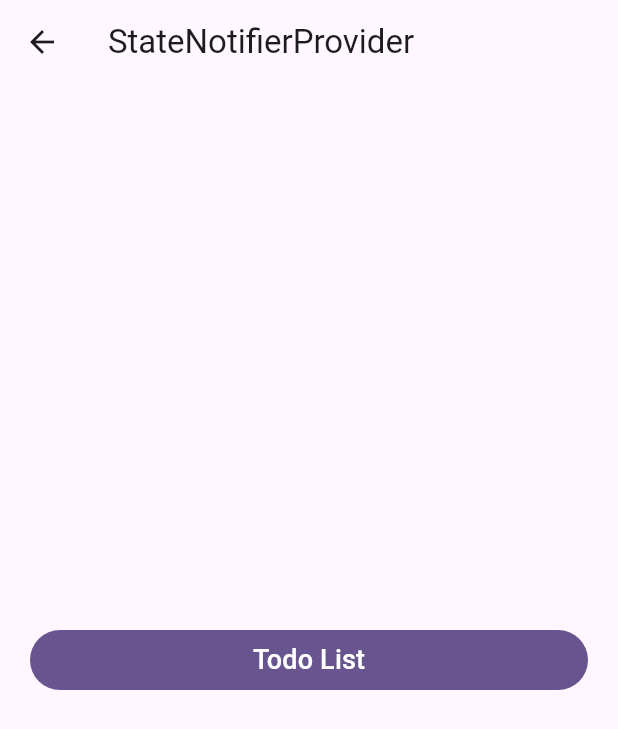
After one commit to K-Mose/Flutter_Riverpod_Essential, a Flutter app: the screen it shows after launch, after a tap on "All Providers", after a tap on "Lecture #5 StateNotifierProviderScreen", on a phone screen of 412 x 824 dp. The commit adds this screen. Shown: the top 729 px of the screen. Run offline on Flutter 3.47's test engine with Material 3 defaults, Android fonts, the phone set to English and light mode, and no system bars; our stand-ins replace dio, equatable, flutter_riverpod, freezed_annotation, riverpod, riverpod_annotation; generated files the repository leaves out were written again.

Commit message:
All Providers -  1. StateNotifierProvider - OverView

```diff
--- a/0_all_providers/all_providers/lib/main.dart
+++ b/0_all_providers/all_providers/lib/main.dart
@@ -1,5 +1,6 @@
 import 'package:all_providers/providers/future_provider/home.dart';
 import 'package:all_providers/providers/provider/home.dart';
+import 'package:all_providers/providers/state_notifier_provider/home.dart';
 import 'package:all_providers/providers/state_provider/state_provider_screen.dart';
 import 'package:all_providers/providers/strem_provider/home.dart';
 import 'package:flutter/material.dart';
@@ -67,6 +68,13 @@ class MyHomePage extends StatelessWidget {
                     },
                     child: const Text("Lecture #4 StreamProvider")
                 ),
+                ElevatedButton(
+                    onPressed: () {
+                      Navigator.push(context, MaterialPageRoute(
+                        builder: (context) => const StateNotifierProviderScreen(),));
+                    },
+                    child: const Text("Lecture #5 StateNotifierProviderScreen")
+                ),
               ],
             ),
           ],
--- /dev/null
+++ b/0_all_providers/all_providers/lib/providers/state_notifier_provider/home.dart
@@ -0,0 +1,29 @@
+import 'package:flutter/material.dart';
+import 'package:flutter_riverpod/flutter_riverpod.dart';
+import 'pages/todos_page.dart';
+import 'widgets/custom_button.dart';
+
+class StateNotifierProviderScreen extends StatelessWidget {
+  const StateNotifierProviderScreen({super.key});
+
+  @override
+  Widget build(BuildContext context) {
+    return Scaffold(
+      appBar: AppBar(
+        title: const Text('StateNotifierProvider'),
+      ),
+      body: Center(
+        child: ListView(
+          padding: const EdgeInsets.all(20),
+          shrinkWrap: true,
+          children: const [
+            CustomButton(
+              title: 'Todo List',
+              child: TodosPage(),
+            ),
+          ],
+        ),
+      ),
+    );
+  }
+}
--- /dev/null
+++ b/0_all_providers/all_providers/lib/providers/state_notifier_provider/pages/todos_page.dart
@@ -0,0 +1,18 @@
+import 'package:flutter/material.dart';
+import 'package:flutter_riverpod/flutter_riverpod.dart';
+
+class TodosPage extends ConsumerWidget {
+  const TodosPage({super.key});
+
+  @override
+  Widget build(BuildContext context, WidgetRef ref) {
+    return Scaffold(
+      appBar: AppBar(
+        title: const Text('Todos'),
+      ),
+      body: const Center(
+        child: Text('Todos'),
+      ),
+    );
+  }
+}
--- /dev/null
+++ b/0_all_providers/all_providers/lib/providers/state_notifier_provider/widgets/custom_button.dart
@@ -0,0 +1,29 @@
+import 'package:flutter/material.dart';
+
+class CustomButton extends StatelessWidget {
+  const CustomButton({
+    super.key,
+    required this.title,
+    required this.child,
+  });
+  final String title;
+  final Widget child;
+
+  @override
+  Widget build(BuildContext context) {
+    return Padding(
+      padding: const EdgeInsets.symmetric(vertical: 5.0),
+      child: FilledButton(
+        onPressed: () {
+          Navigator.of(context).push(
+            MaterialPageRoute(builder: (_) => child),
+          );
+        },
+        child: Text(
+          title,
+          style: const TextStyle(fontSize: 18),
+        ),
+      ),
+    );
+  }
+}
```
Also changed, not shown: 0_all_providers/all_providers/lib/providers/state_notifier_provider/pages/todos_provider.dart (added), 2 other files.
